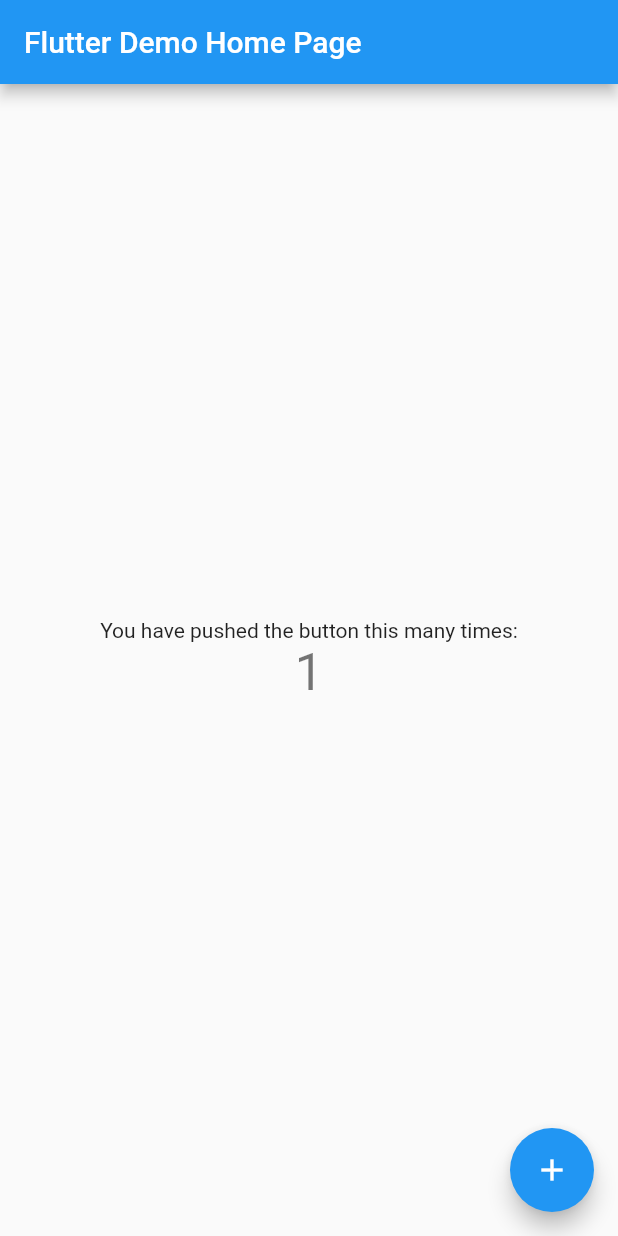
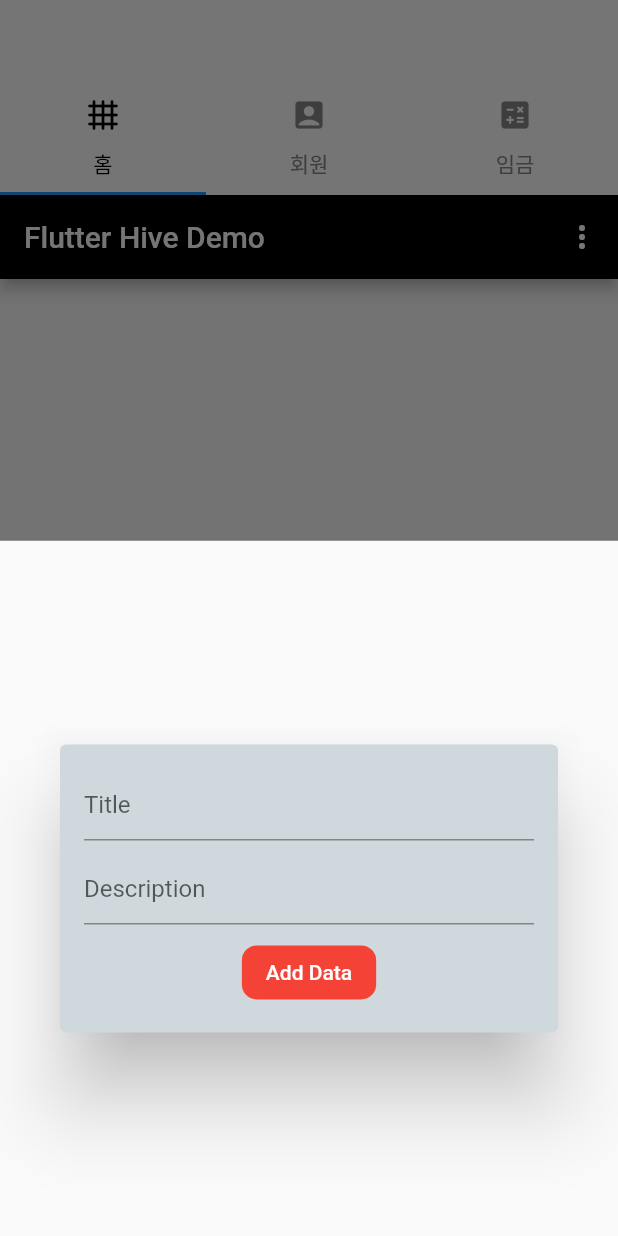
Before and after one commit to boglbbogl/flutter_desktop_exapmle, a Flutter app: the screen it shows after launch, after a tap on the "add" icon, on a phone screen of 412 x 824 dp. Run offline on Flutter 3.47's test engine with Material 2 defaults, Android fonts, the phone set to English and light mode, and no system bars; our stand-ins replace hive, hive_flutter, logger; accounts and stored records are empty.

Commit message:
hive test

```diff
--- /dev/null
+++ b/lib/app_size.dart
@@ -0,0 +1,4 @@
+import 'package:flutter/material.dart';
+
+late Size size;
+late ThemeData theme;
--- /dev/null
+++ b/lib/application/person_provider.dart
@@ -0,0 +1,35 @@
+import 'package:flutter/material.dart';
+import 'package:flutter_desktop_exapmle/logger.dart';
+import 'package:flutter_desktop_exapmle/model/person.dart';
+import 'package:hive/hive.dart';
+
+class PersonProvider extends ChangeNotifier {
+  final String _name = "";
+  final int _position = 1;
+  final String _store = "";
+  bool _isSavedLoading = false;
+
+  void savedPerson() {
+    _isSavedLoading = true;
+    notifyListeners();
+    final _box = Hive.box('PERSON');
+    _box.add(Person(_name, _position, _store));
+    _isSavedLoading = false;
+    notifyListeners();
+  }
+
+  void getName({
+    required String value,
+  }) {}
+  void getPosition({
+    required int value,
+  }) {}
+  void getStore({
+    required String value,
+  }) {}
+
+  String get name => _name;
+  int get position => _position;
+  String get store => _store;
+  bool get isSavedLoading => _isSavedLoading;
+}
--- /dev/null
+++ b/lib/example_page.dart
@@ -0,0 +1,225 @@
+import 'package:flutter/material.dart';
+import 'package:flutter_desktop_exapmle/model/data_model.dart';
+import 'package:hive/hive.dart';
+import 'package:hive_flutter/hive_flutter.dart';
+
+const String dataBoxName = "data";
+
+class MyHomePage extends StatefulWidget {
+  @override
+  _MyHomePageState createState() => _MyHomePageState();
+}
+
+enum DataFilter { ALL, COMPLETED, PROGRESS }
+
+class _MyHomePageState extends State<MyHomePage> {
+  Box<DataModel>? dataBox;
+  final TextEditingController titleController = TextEditingController();
+  final TextEditingController descriptionController = TextEditingController();
+  DataFilter filter = DataFilter.ALL;
+
+  @override
+  void initState() {
+    // TODO: implement initState
+    super.initState();
+    dataBox = Hive.box<DataModel>(dataBoxName);
+  }
+
+  @override
+  Widget build(BuildContext context) {
+    return Scaffold(
+      appBar: AppBar(
+        automaticallyImplyLeading: false,
+        backgroundColor: Colors.black,
+        title: Text("Flutter Hive Demo"),
+        actions: <Widget>[
+          PopupMenuButton<String>(
+            onSelected: (value) {
+              if (value.compareTo("All") == 0) {
+                setState(() {
+                  filter = DataFilter.ALL;
+                });
+              } else if (value.compareTo("Compeleted") == 0) {
+                setState(() {
+                  filter = DataFilter.COMPLETED;
+                });
+              } else {
+                setState(() {
+                  filter = DataFilter.PROGRESS;
+                });
+              }
+            },
+            itemBuilder: (BuildContext context) {
+              return ["All", "Compeleted", "Progress"].map((option) {
+                return PopupMenuItem(
+                  value: option,
+                  child: Text(option),
+                );
+              }).toList();
+            },
+          )
+        ],
+      ),
+      body: SingleChildScrollView(
+        child: Column(
+          children: <Widget>[
+            ValueListenableBuilder(
+              valueListenable: dataBox!.listenable(),
+              builder: (context, Box<DataModel> items, _) {
+                List<int> keys;
+
+                if (filter == DataFilter.ALL) {
+                  keys = items.keys.cast<int>().toList();
+                } else if (filter == DataFilter.COMPLETED) {
+                  keys = items.keys
+                      .cast<int>()
+                      .where((key) => items.get(key)!.complete)
+                      .toList();
+                } else {
+                  keys = items.keys
+                      .cast<int>()
+                      .where((key) => !items.get(key)!.complete)
+                      .toList();
+                }
+
+                return ListView.separated(
+                  separatorBuilder: (_, index) => Divider(),
+                  itemCount: keys.length,
+                  shrinkWrap: true,
+                  scrollDirection: Axis.vertical,
+                  physics: NeverScrollableScrollPhysics(),
+                  itemBuilder: (_, index) {
+                    final int key = keys[index];
+                    final DataModel data = items.get(key)!;
+                    return Card(
+                      shape: RoundedRectangleBorder(
+                        borderRadius: BorderRadius.circular(15.0),
+                      ),
+                      color: Colors.blueGrey[200],
+                      child: ListTile(
+                        title: Text(
+                          data.title,
+                          style: TextStyle(fontSize: 22, color: Colors.black),
+                        ),
+                        subtitle: Text(data.description,
+                            style:
+                                TextStyle(fontSize: 20, color: Colors.black38)),
+                        leading: Text(
+                          "$key",
+                          style: TextStyle(fontSize: 18, color: Colors.black),
+                        ),
+                        trailing: Icon(
+                          Icons.check,
+                          color: data.complete
+                              ? Colors.deepPurpleAccent
+                              : Colors.red,
+                        ),
+                        onTap: () {
+                          showModalBottomSheet(
+                            context: context,
+                            builder: (context) {
+                              return Dialog(
+                                  backgroundColor: Colors.white,
+                                  child: Container(
+                                    padding: EdgeInsets.all(16),
+                                    child: Column(
+                                      mainAxisSize: MainAxisSize.min,
+                                      children: <Widget>[
+                                        FlatButton(
+                                          shape: RoundedRectangleBorder(
+                                            borderRadius:
+                                                BorderRadius.circular(10.0),
+                                          ),
+                                          color: Colors.blueAccent[100],
+                                          child: Text(
+                                            "Mark as complete",
+                                            style: TextStyle(
+                                                color: Colors.black87),
+                                          ),
+                                          onPressed: () {
+                                            DataModel mData = DataModel(
+                                                title: data.title,
+                                                description: data.description,
+                                                complete: true);
+                                            dataBox!.put(key, mData);
+                                            Navigator.pop(context);
+                                          },
+                                        )
+                                      ],
+                                    ),
+                                  ));
+                            },
+                          );
+                        },
+                      ),
+                    );
+                  },
+                );
+              },
+            ),
+            SizedBox(
+              height: 20,
+            )
+          ],
+        ),
+      ),
+      floatingActionButton: FloatingActionButton(
+        onPressed: () {
+          showModalBottomSheet(
+            context: context,
+            builder: (context) {
+              return Dialog(
+                  backgroundColor: Colors.blueGrey[100],
+                  child: Container(
+                    padding: EdgeInsets.all(16),
+                    child: Column(
+                      mainAxisSize: MainAxisSize.min,
+                      children: <Widget>[
+                        TextField(
+                          decoration: InputDecoration(hintText: "Title"),
+                          controller: titleController,
+                        ),
+                        SizedBox(
+                          height: 8,
+                        ),
+                        TextField(
+                          decoration: InputDecoration(hintText: "Description"),
+                          controller: descriptionController,
+                        ),
+                        SizedBox(
+                          height: 8,
+                        ),
+                        FlatButton(
+                          shape: RoundedRectangleBorder(
+                            borderRadius: BorderRadius.circular(10.0),
+                          ),
+                          color: Colors.red,
+                          child: Text(
+                            "Add Data",
+                            style: TextStyle(color: Colors.white),
+                          ),
+                          onPressed: () {
+                            final String title = titleController.text;
+                            final String description =
+                                descriptionController.text;
+                            titleController.clear();
+                            descriptionController.clear();
+                            DataModel data = DataModel(
+                                title: title,
+                                description: description,
+                                complete: false);
+                            dataBox!.add(data);
+                            Navigator.pop(context);
+                          },
+                        )
+                      ],
+                    ),
+                  ));
+            },
+          );
+        },
+        child: Icon(Icons.add),
+      ),
+    );
+  }
+}
--- /dev/null
+++ b/lib/logger.dart
@@ -0,0 +1,3 @@
+import 'package:logger/logger.dart';
+
+Logger logger = Logger();
--- a/lib/main.dart
+++ b/lib/main.dart
@@ -1,115 +1,34 @@
 import 'package:flutter/material.dart';
+import 'package:flutter_desktop_exapmle/application/person_provider.dart';
+import 'package:flutter_desktop_exapmle/main_page.dart';
+import 'package:flutter_desktop_exapmle/model/data_model.dart';
+import 'package:flutter_desktop_exapmle/model/person.dart';
+import 'package:hive_flutter/hive_flutter.dart';
+import 'package:provider/provider.dart';
 
-void main() {
+Future<void> main() async {
+  await Hive.initFlutter();
+  // Hive.registerAdapter(PersonAdapter());
+  // await Hive.openBox<Person>('person');
+  Hive.registerAdapter(DataModelAdapter());
+
+  await Hive.openBox<DataModel>('data');
+
   runApp(const MyApp());
 }
 
 class MyApp extends StatelessWidget {
   const MyApp({Key? key}) : super(key: key);
 
-  // This widget is the root of your application.
   @override
   Widget build(BuildContext context) {
-    return MaterialApp(
-      title: 'Flutter Demo',
-      theme: ThemeData(
-        // This is the theme of your application.
-        //
-        // Try running your application with "flutter run". You'll see the
-        // application has a blue toolbar. Then, without quitting the app, try
-        // changing the primarySwatch below to Colors.green and then invoke
-        // "hot reload" (press "r" in the console where you ran "flutter run",
-        // or simply save your changes to "hot reload" in a Flutter IDE).
-        // Notice that the counter didn't reset back to zero; the application
-        // is not restarted.
-        primarySwatch: Colors.blue,
+    return MultiProvider(
+      providers: [
+        ChangeNotifierProvider(create: (context) => PersonProvider()),
+      ],
+      child: const MaterialApp(
+        home: MainPage(),
       ),
-      home: const MyHomePage(title: 'Flutter Demo Home Page'),
     );
   }
 }
-
-class MyHomePage extends StatefulWidget {
-  const MyHomePage({Key? key, required this.title}) : super(key: key);
-
-  // This widget is the home page of your application. It is stateful, meaning
-  // that it has a State object (defined below) that contains fields that affect
-  // how it looks.
-
-  // This class is the configuration for the state. It holds the values (in this
-  // case the title) provided by the parent (in this case the App widget) and
-  // used by the build method of the State. Fields in a Widget subclass are
-  // always marked "final".
-
-  final String title;
-
-  @override
-  State<MyHomePage> createState() => _MyHomePageState();
-}
-
-class _MyHomePageState extends State<MyHomePage> {
-  int _counter = 0;
-
-  void _incrementCounter() {
-    setState(() {
-      // This call to setState tells the Flutter framework that something has
-      // changed in this State, which causes it to rerun the build method below
-      // so that the display can reflect the updated values. If we changed
-      // _counter without calling setState(), then the build method would not be
-      // called again, and so nothing would appear to happen.
-      _counter++;
-    });
-  }
-
-  @override
-  Widget build(BuildContext context) {
-    // This method is rerun every time setState is called, for instance as done
-    // by the _incrementCounter method above.
-    //
-    // The Flutter framework has been optimized to make rerunning build methods
-    // fast, so that you can just rebuild anything that needs updating rather
-    // than having to individually change instances of widgets.
-    return Scaffold(
-      appBar: AppBar(
-        // Here we take the value from the MyHomePage object that was created by
-        // the App.build method, and use it to set our appbar title.
-        title: Text(widget.title),
-      ),
-      body: Center(
-        // Center is a layout widget. It takes a single child and positions it
-        // in the middle of the parent.
-        child: Column(
-          // Column is also a layout widget. It takes a list of children and
-          // arranges them vertically. By default, it sizes itself to fit its
-          // children horizontally, and tries to be as tall as its parent.
-          //
-          // Invoke "debug painting" (press "p" in the console, choose the
-          // "Toggle Debug Paint" action from the Flutter Inspector in Android
-          // Studio, or the "Toggle Debug Paint" command in Visual Studio Code)
-          // to see the wireframe for each widget.
-          //
-          // Column has various properties to control how it sizes itself and
-          // how it positions its children. Here we use mainAxisAlignment to
-          // center the children vertically; the main axis here is the vertical
-          // axis because Columns are vertical (the cross axis would be
-          // horizontal).
-          mainAxisAlignment: MainAxisAlignment.center,
-          children: <Widget>[
-            const Text(
-              'You have pushed the button this many times:',
-            ),
-            Text(
-              '$_counter',
-              style: Theme.of(context).textTheme.headline4,
-            ),
-          ],
-        ),
-      ),
-      floatingActionButton: FloatingActionButton(
-        onPressed: _incrementCounter,
-        tooltip: 'Increment',
-        child: const Icon(Icons.add),
-      ), // This trailing comma makes auto-formatting nicer for build methods.
-    );
-  }
-}
--- /dev/null
+++ b/lib/main_page.dart
@@ -0,0 +1,53 @@
+import 'package:flutter/gestures.dart';
+import 'package:flutter/material.dart';
+import 'package:flutter_desktop_exapmle/app_size.dart';
+import 'package:flutter_desktop_exapmle/example_page.dart';
+import 'package:flutter_desktop_exapmle/home_page.dart';
+import 'package:flutter_desktop_exapmle/person_page.dart';
+
+class MainPage extends StatelessWidget {
+  const MainPage({Key? key}) : super(key: key);
+
+  @override
+  Widget build(BuildContext context) {
+    size = MediaQuery.of(context).size;
+    theme = Theme.of(context);
+    return DefaultTabController(
+      length: 3,
+      child: Scaffold(
+        appBar: AppBar(
+          backgroundColor: Colors.white,
+          bottom: TabBar(
+            unselectedLabelColor: const Color.fromRGBO(135, 135, 135, 1),
+            labelColor: Colors.black,
+            tabs: [
+              _tabBarForm(title: '홈', icon: Icons.grid_4x4_rounded),
+              _tabBarForm(title: '회원', icon: Icons.account_box_rounded),
+              _tabBarForm(title: '임금', icon: Icons.calculate_rounded),
+            ],
+          ),
+        ),
+        body: TabBarView(children: [
+          // HomePage(),
+          MyHomePage(),
+          PersonPage(),
+          Container(
+            width: 100,
+            height: 100,
+            color: Colors.red,
+          )
+        ]),
+      ),
+    );
+  }
+
+  Tab _tabBarForm({
+    required String title,
+    required IconData icon,
+  }) {
+    return Tab(
+      text: title,
+      icon: Icon(icon),
+    );
+  }
+}
--- /dev/null
+++ b/lib/model/data_model.dart
@@ -0,0 +1,16 @@
+import 'package:hive/hive.dart';
+
+part 'data_model.g.dart';
+
+@HiveType(typeId: 0)
+class DataModel {
+  @HiveField(0)
+  final String title;
+  @HiveField(1)
+  final String description;
+  @HiveField(2)
+  final bool complete;
+
+  DataModel(
+      {required this.title, required this.description, required this.complete});
+}
--- /dev/null
+++ b/lib/model/person.dart
@@ -0,0 +1,23 @@
+import 'package:hive/hive.dart';
+
+part 'person.g.dart';
+
+@HiveType(typeId: 1)
+class Person {
+  @HiveField(1)
+  final String name;
+  @HiveField(2)
+  final int position;
+  @HiveField(3)
+  final String store;
+
+  Person(this.name, this.position, this.store);
+
+  Map<String, dynamic> toJson() {
+    final Map<String, dynamic> _map = {};
+    _map['name'] = name;
+    _map['position'] = position;
+    _map['store'] = store;
+    return _map;
+  }
+}
```
Also changed, not shown: lib/home_page.dart (added, +35 -0 lines), lib/person_page.dart (added, +87 -0 lines), pubspec.yaml (+7 -16 lines), lib/model/data_model.g.dart (added), lib/model/person.g.dart (added), pubspec.lock, 10 other files.
